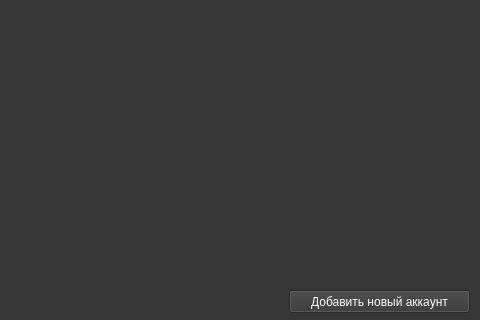
Qt form ui/login.ui (Protocs/OkayMoney) before a commit; both pictures show x 420 to 900 and y 280 to 600 of the 900 by 600 pixel window.
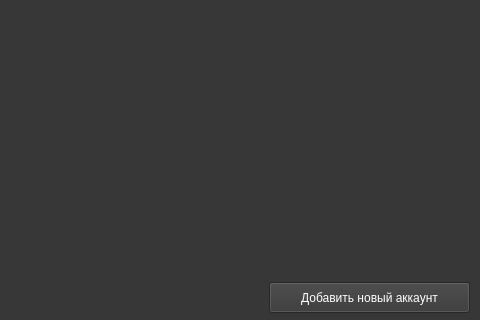
The same form after that commit.

Commit message: Исправил кнопку

The edit to the form file:
```diff
--- a/ui/login.ui
+++ b/ui/login.ui
@@ -32,10 +32,10 @@
    <widget class="QPushButton" name="add_account">
     <property name="geometry">
      <rect>
-      <x>709</x>
-      <y>570</y>
-      <width>181</width>
-      <height>23</height>
+      <x>689</x>
+      <y>562</y>
+      <width>201</width>
+      <height>31</height>
      </rect>
     </property>
     <property name="styleSheet">
```
